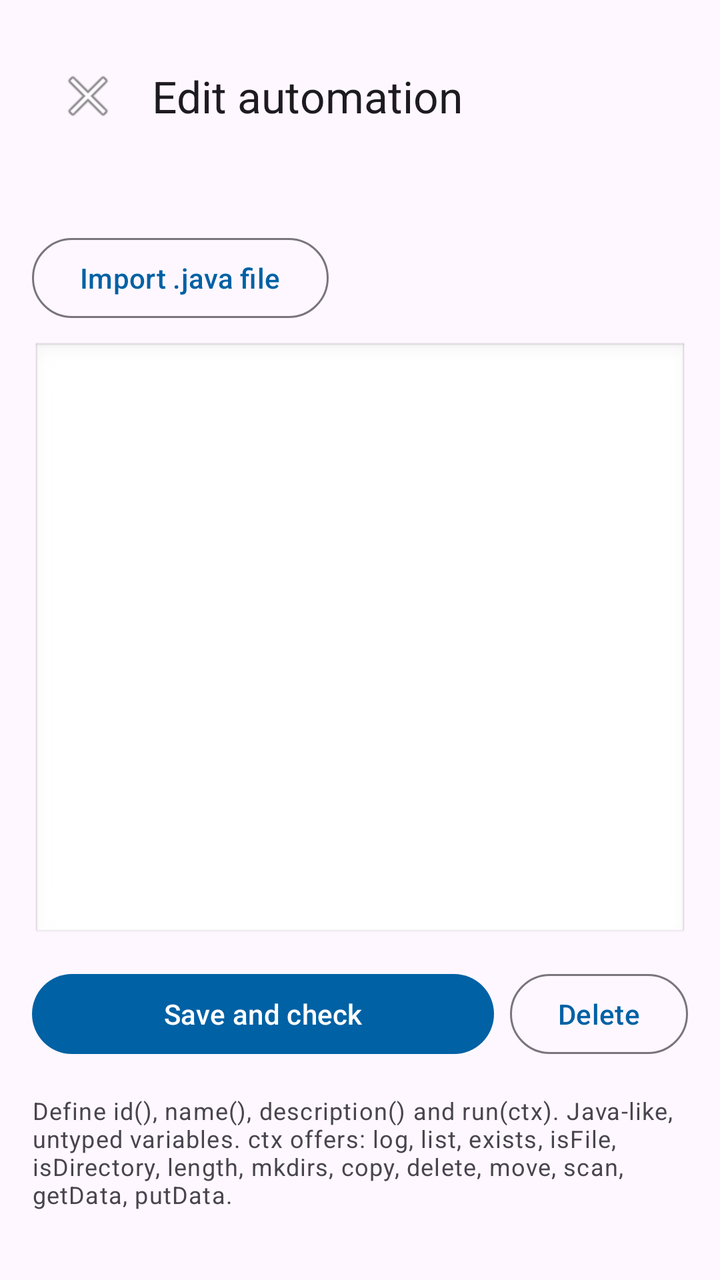
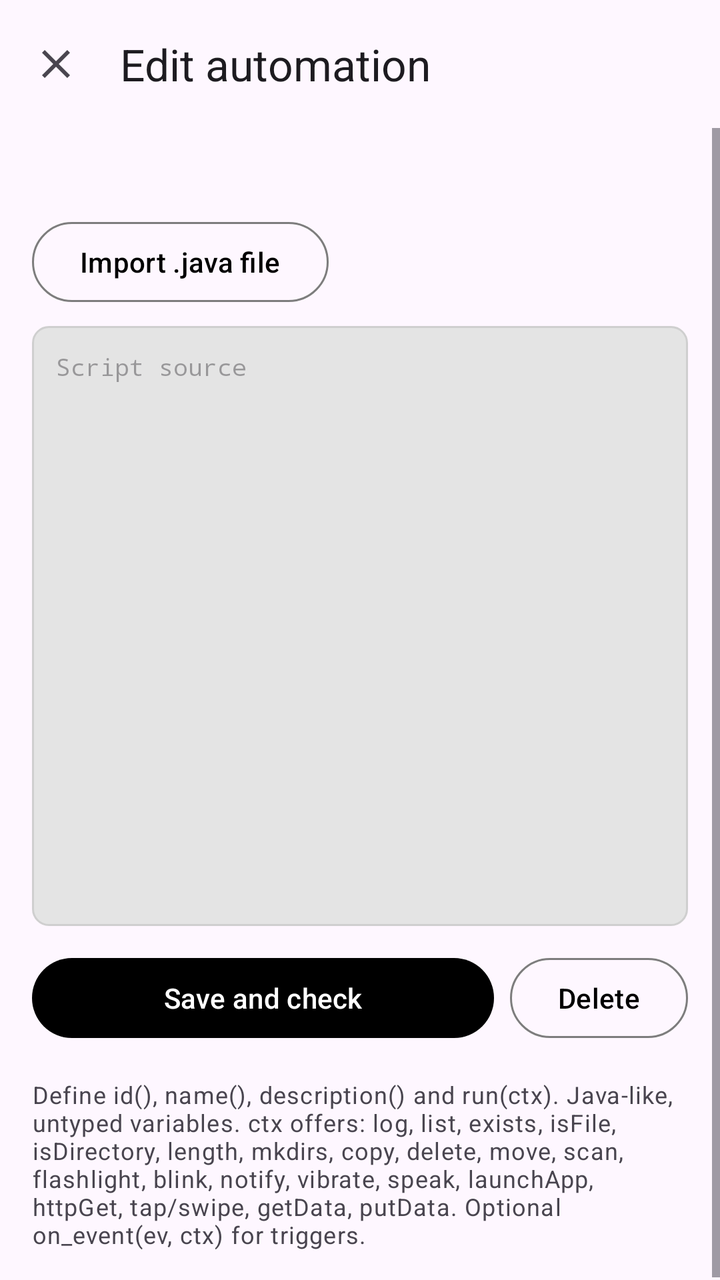

Screens rendered from an Android XML layout before and after an edit, with the pre-edit source and the edit as a unified diff.
<!-- AndroidManifest.xml: application theme Theme.Microdroid -->
<!-- res/layout/activity_edit.xml -->
<?xml version="1.0" encoding="utf-8"?>
<ScrollView xmlns:android="http://schemas.android.com/apk/res/android"
    xmlns:app="http://schemas.android.com/apk/res-auto"
    android:layout_width="match_parent"
    android:layout_height="match_parent">

    <LinearLayout
        android:layout_width="match_parent"
        android:layout_height="wrap_content"
        android:orientation="vertical"
        android:padding="16dp">

        <com.google.android.material.appbar.MaterialToolbar
            android:id="@+id/toolbar_edit"
            android:layout_width="match_parent"
            android:layout_height="?attr/actionBarSize"
            app:title="Edit automation"
            app:navigationIcon="@android:drawable/ic_menu_close_clear_cancel" />

        <TextView
            android:id="@+id/tv_id"
            android:layout_width="match_parent"
            android:layout_height="wrap_content"
            android:layout_marginTop="8dp"
            android:textAppearance="?attr/textAppearanceLabelLarge" />

        <com.google.android.material.button.MaterialButton
            android:id="@+id/btn_import"
            style="@style/Widget.Material3.Button.OutlinedButton"
            android:layout_width="wrap_content"
            android:layout_height="wrap_content"
            android:layout_marginTop="8dp"
            android:text="Import .java file" />

        <EditText
            android:id="@+id/et_source"
            android:layout_width="match_parent"
            android:layout_height="300dp"
            android:layout_marginTop="8dp"
            android:background="@android:drawable/edit_text"
            android:fontFamily="monospace"
            android:gravity="top|start"
            android:inputType="textMultiLine|textNoSuggestions"
            android:scrollbars="vertical"
            android:textSize="12sp" />

        <TextView
            android:id="@+id/tv_error"
            android:layout_width="match_parent"
            android:layout_height="wrap_content"
            android:layout_marginTop="8dp"
            android:textAppearance="?attr/textAppearanceBodySmall"
            android:visibility="gone" />

        <LinearLayout
            android:layout_width="match_parent"
            android:layout_height="wrap_content"
            android:layout_marginTop="12dp"
            android:orientation="horizontal">

            <com.google.android.material.button.MaterialButton
                android:id="@+id/btn_save"
                android:layout_width="0dp"
                android:layout_height="wrap_content"
                android:layout_weight="1"
                android:text="Save and check" />

            <com.google.android.material.button.MaterialButton
                android:id="@+id/btn_delete"
                style="@style/Widget.Material3.Button.OutlinedButton"
                android:layout_width="wrap_content"
                android:layout_height="wrap_content"
                android:layout_marginStart="8dp"
                android:text="Delete" />
        </LinearLayout>

        <TextView
            android:layout_width="match_parent"
            android:layout_height="wrap_content"
            android:layout_marginTop="16dp"
            android:text="Define id(), name(), description() and run(ctx). Java-like, untyped variables. ctx offers: log, list, exists, isFile, isDirectory, length, mkdirs, copy, delete, move, scan, getData, putData."
            android:textAppearance="?attr/textAppearanceBodySmall" />
    </LinearLayout>
</ScrollView>
<!-- resources referenced by this layout -->
<resources>
  <style name="Theme.Microdroid" parent="Theme.Material3.DayNight.NoActionBar">
          <item name="colorPrimary">@color/md_seed</item>
      </style>
  <color name="md_seed">#0061A4</color>
</resources>

<!-- the commit's change to res/layout/activity_edit.xml (unified diff, before → after) -->
@@ -1,84 +1,95 @@
 <?xml version="1.0" encoding="utf-8"?>
-<ScrollView xmlns:android="http://schemas.android.com/apk/res/android"
+<LinearLayout xmlns:android="http://schemas.android.com/apk/res/android"
     xmlns:app="http://schemas.android.com/apk/res-auto"
     android:layout_width="match_parent"
-    android:layout_height="match_parent">
+    android:layout_height="match_parent"
+    android:orientation="vertical">
 
-    <LinearLayout
+    <com.google.android.material.appbar.MaterialToolbar
+        android:id="@+id/toolbar_edit"
         android:layout_width="match_parent"
-        android:layout_height="wrap_content"
-        android:orientation="vertical"
-        android:padding="16dp">
+        android:layout_height="?attr/actionBarSize"
+        app:navigationIcon="@drawable/ic_close"
+        app:title="@string/edit_automation_title" />
 
-        <com.google.android.material.appbar.MaterialToolbar
-            android:id="@+id/toolbar_edit"
-            android:layout_width="match_parent"
-            android:layout_height="?attr/actionBarSize"
-            app:title="Edit automation"
-            app:navigationIcon="@android:drawable/ic_menu_close_clear_cancel" />
-
-        <TextView
-            android:id="@+id/tv_id"
-            android:layout_width="match_parent"
-            android:layout_height="wrap_content"
-            android:layout_marginTop="8dp"
-            android:textAppearance="?attr/textAppearanceLabelLarge" />
-
-        <com.google.android.material.button.MaterialButton
-            android:id="@+id/btn_import"
-            style="@style/Widget.Material3.Button.OutlinedButton"
-            android:layout_width="wrap_content"
-            android:layout_height="wrap_content"
-            android:layout_marginTop="8dp"
-            android:text="Import .java file" />
-
-        <EditText
-            android:id="@+id/et_source"
-            android:layout_width="match_parent"
-            android:layout_height="300dp"
-            android:layout_marginTop="8dp"
-            android:background="@android:drawable/edit_text"
-            android:fontFamily="monospace"
-            android:gravity="top|start"
-            android:inputType="textMultiLine|textNoSuggestions"
-            android:scrollbars="vertical"
-            android:textSize="12sp" />
-
-        <TextView
-            android:id="@+id/tv_error"
-            android:layout_width="match_parent"
-            android:layout_height="wrap_content"
-            android:layout_marginTop="8dp"
-            android:textAppearance="?attr/textAppearanceBodySmall"
-            android:visibility="gone" />
+    <ScrollView
+        android:layout_width="match_parent"
+        android:layout_height="0dp"
+        android:layout_weight="1"
+        android:fillViewport="true">
 
         <LinearLayout
             android:layout_width="match_parent"
             android:layout_height="wrap_content"
-            android:layout_marginTop="12dp"
-            android:orientation="horizontal">
+            android:orientation="vertical"
+            android:padding="16dp">
+
+            <TextView
+                android:id="@+id/tv_id"
+                android:layout_width="match_parent"
+                android:layout_height="wrap_content"
+                android:textAppearance="?attr/textAppearanceLabelLarge" />
 
             <com.google.android.material.button.MaterialButton
-                android:id="@+id/btn_save"
-                android:layout_width="0dp"
-                android:layout_height="wrap_content"
-                android:layout_weight="1"
-                android:text="Save and check" />
-
-            <com.google.android.material.button.MaterialButton
-                android:id="@+id/btn_delete"
+                android:id="@+id/btn_import"
                 style="@style/Widget.Material3.Button.OutlinedButton"
                 android:layout_width="wrap_content"
                 android:layout_height="wrap_content"
-                android:layout_marginStart="8dp"
-                android:text="Delete" />
+                android:layout_marginTop="8dp"
+                android:text="@string/import_java_file" />
+
+            <EditText
+                android:id="@+id/et_source"
+                android:layout_width="match_parent"
+                android:layout_height="300dp"
+                android:layout_marginTop="8dp"
+                android:background="@drawable/bg_code_editor"
+                android:fontFamily="monospace"
+                android:gravity="top|start"
+                android:hint="@string/script_editor_hint"
+                android:importantForAutofill="no"
+                android:inputType="textMultiLine|textNoSuggestions"
+                android:padding="12dp"
+                android:scrollbars="vertical"
+                android:textSize="12sp" />
+
+            <TextView
+                android:id="@+id/tv_error"
+                android:layout_width="match_parent"
+                android:layout_height="wrap_content"
+                android:layout_marginTop="8dp"
+                android:textAppearance="?attr/textAppearanceBodySmall"
+                android:textColor="?attr/colorError"
+                android:visibility="gone" />
+
+            <LinearLayout
+                android:layout_width="match_parent"
+                android:layout_height="wrap_content"
+                android:layout_marginTop="12dp"
+                android:orientation="horizontal">
+
+                <com.google.android.material.button.MaterialButton
+                    android:id="@+id/btn_save"
+                    android:layout_width="0dp"
+                    android:layout_height="wrap_content"
+                    android:layout_weight="1"
+                    android:text="@string/save_and_check" />
+
+                <com.google.android.material.button.MaterialButton
+                    android:id="@+id/btn_delete"
+                    style="@style/Widget.Material3.Button.OutlinedButton"
+                    android:layout_width="wrap_content"
+                    android:layout_height="wrap_content"
+                    android:layout_marginStart="8dp"
+                    android:text="@string/delete" />
+            </LinearLayout>
+
+            <TextView
+                android:layout_width="match_parent"
+                android:layout_height="wrap_content"
+                android:layout_marginTop="16dp"
+                android:text="@string/script_api_help"
+                android:textAppearance="?attr/textAppearanceBodySmall" />
         </LinearLayout>
-
-        <TextView
-            android:layout_width="match_parent"
-            android:layout_height="wrap_content"
-            android:layout_marginTop="16dp"
-            android:text="Define id(), name(), description() and run(ctx). Java-like, untyped variables. ctx offers: log, list, exists, isFile, isDirectory, length, mkdirs, copy, delete, move, scan, getData, putData."
-            android:textAppearance="?attr/textAppearanceBodySmall" />
-    </LinearLayout>
-</ScrollView>
+    </ScrollView>
+</LinearLayout>
<!-- resource entries referenced after the edit -->
@@ -1,8 +1,106 @@
 <!-- resources referenced by this layout -->
 <resources>
+  <!-- drawable bg_code_editor (drawable) -->
+  <?xml version="1.0" encoding="utf-8"?>
+  <shape xmlns:android="http://schemas.android.com/apk/res/android"
+      android:shape="rectangle">
+      <solid android:color="?attr/colorSurfaceContainerHighest" />
+      <corners android:radius="8dp" />
+      <stroke
+          android:width="1dp"
+          android:color="?attr/colorOutlineVariant" />
+  </shape>
+  <!-- drawable ic_close (drawable) -->
+  <?xml version="1.0" encoding="utf-8"?>
+  <vector xmlns:android="http://schemas.android.com/apk/res/android"
+      android:width="24dp"
+      android:height="24dp"
+      android:viewportWidth="24"
+      android:viewportHeight="24"
+      android:tint="?attr/colorControlNormal">
+      <path
+          android:fillColor="@android:color/white"
+          android:pathData="M19,6.41L17.59,5 12,10.59 6.41,5 5,6.41 10.59,12 5,17.59 6.41,19 12,13.41 17.59,19 19,17.59 13.41,12z" />
+  </vector>
+  <string name="delete">Delete</string>
+  <string name="edit_automation_title">Edit automation</string>
+  <string name="import_java_file">Import .java file</string>
+  <string name="save_and_check">Save and check</string>
+  <string name="script_api_help">Define id(), name(), description() and run(ctx). Java-like, untyped variables. ctx offers: log, list, exists, isFile, isDirectory, length, mkdirs, copy, delete, move, scan, flashlight, blink, notify, vibrate, speak, launchApp, httpGet, tap/swipe, getData, putData. Optional on_event(ev, ctx) for triggers.</string>
+  <string name="script_editor_hint">Script source</string>
   <style name="Theme.Microdroid" parent="Theme.Material3.DayNight.NoActionBar">
-          <item name="colorPrimary">@color/md_seed</item>
+          <item name="colorPrimary">@color/md_primary</item>
+          <item name="colorOnPrimary">@color/md_on_primary</item>
+          <item name="colorPrimaryContainer">@color/md_primary_container</item>
+          <item name="colorOnPrimaryContainer">@color/md_on_primary_container</item>
+  
+          <item name="colorSecondary">@color/md_secondary</item>
+          <item name="colorOnSecondary">@color/md_on_secondary</item>
+          <item name="colorSecondaryContainer">@color/md_secondary_container</item>
+          <item name="colorOnSecondaryContainer">@color/md_on_secondary_container</item>
+  
+          <item name="colorTertiary">@color/md_tertiary</item>
+          <item name="colorOnTertiary">@color/md_on_tertiary</item>
+          <item name="colorTertiaryContainer">@color/md_tertiary_container</item>
+          <item name="colorOnTertiaryContainer">@color/md_on_tertiary_container</item>
+  
+          <item name="colorSurface">@color/md_surface</item>
+          <item name="colorOnSurface">@color/md_on_surface</item>
+          <item name="colorSurfaceVariant">@color/md_surface_variant</item>
+          <item name="colorOnSurfaceVariant">@color/md_on_surface_variant</item>
+          <item name="colorSurfaceContainerLowest">@color/md_surface_container_lowest</item>
+          <item name="colorSurfaceContainerLow">@color/md_surface_container_low</item>
+          <item name="colorSurfaceContainer">@color/md_surface_container</item>
+          <item name="colorSurfaceContainerHigh">@color/md_surface_container_high</item>
+          <item name="colorSurfaceContainerHighest">@color/md_surface_container_highest</item>
+          <item name="colorSurfaceDim">@color/md_surface_dim</item>
+          <item name="colorSurfaceBright">@color/md_surface_bright</item>
+  
+          <item name="colorOutline">@color/md_outline</item>
+          <item name="colorOutlineVariant">@color/md_outline_variant</item>
+  
+          <item name="colorSurfaceInverse">@color/md_inverse_surface</item>
+          <item name="colorOnSurfaceInverse">@color/md_inverse_on_surface</item>
+          <item name="colorPrimaryInverse">@color/md_inverse_primary</item>
+  
+          
+          <item name="colorAccent">@color/md_primary</item>
+          <item name="colorControlActivated">@color/md_primary</item>
+          <item name="android:textColorHighlight">@color/md_text_highlight</item>
+  
+          
+          <item name="android:statusBarColor">@color/md_status_bar</item>
+          <item name="android:windowLightStatusBar">false</item>
       </style>
-  <color name="md_seed">#0061A4</color>
+  <color name="md_primary">#000000</color>
+  <color name="md_on_primary">#FFFFFF</color>
+  <color name="md_primary_container">#E2E2E2</color>
+  <color name="md_on_primary_container">#000000</color>
+  <color name="md_secondary">#444444</color>
+  <color name="md_on_secondary">#FFFFFF</color>
+  <color name="md_secondary_container">#E8E8E8</color>
+  <color name="md_on_secondary_container">#0A0A0A</color>
+  <color name="md_tertiary">#666666</color>
+  <color name="md_on_tertiary">#FFFFFF</color>
+  <color name="md_tertiary_container">#E0E0E0</color>
+  <color name="md_on_tertiary_container">#111111</color>
+  <color name="md_surface">#FFFFFF</color>
+  <color name="md_on_surface">#121212</color>
+  <color name="md_surface_variant">#E7E7E7</color>
+  <color name="md_on_surface_variant">#4A4A4A</color>
+  <color name="md_surface_container_lowest">#FFFFFF</color>
+  <color name="md_surface_container_low">#F8F8F8</color>
+  <color name="md_surface_container">#F2F2F2</color>
+  <color name="md_surface_container_high">#EBEBEB</color>
+  <color name="md_surface_container_highest">#E4E4E4</color>
+  <color name="md_surface_dim">#DEDEDE</color>
+  <color name="md_surface_bright">#FFFFFF</color>
+  <color name="md_outline">#7D7D7D</color>
+  <color name="md_outline_variant">#CFCFCF</color>
+  <color name="md_inverse_surface">#303030</color>
+  <color name="md_inverse_on_surface">#F2F2F2</color>
+  <color name="md_inverse_primary">#CFCFCF</color>
+  <color name="md_text_highlight">#66000000</color>
+  <color name="md_status_bar">#000000</color>
 </resources>
 
